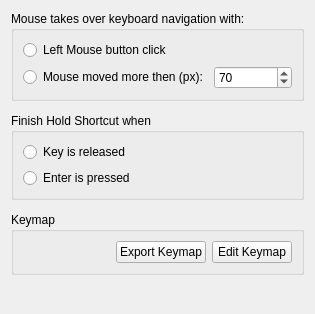
Qt form src/traverso/dialogs/settings/KeyboardConfigPage.ui (GitMirroring/traverso) before a commit.
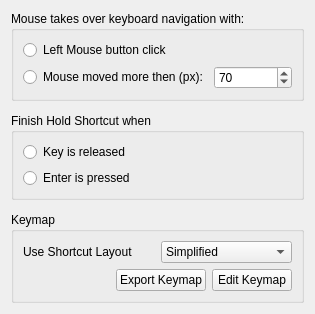
The same form after that commit.

Commit message: Allow chosing between Shortcut layouts (Simplified and Advanced)

Diff of the .ui file:
```diff
--- a/src/traverso/dialogs/settings/KeyboardConfigPage.ui
+++ b/src/traverso/dialogs/settings/KeyboardConfigPage.ui
@@ -96,6 +96,31 @@
       <string>Keymap</string>
      </property>
      <layout class="QVBoxLayout" name="verticalLayout_2">
+       <item>
+        <layout class="QHBoxLayout" name="horizontalLayout_3">
+         <item>
+          <widget class="QLabel" name="shortcutKeymapLabel">
+           <property name="text">
+            <string>Use Shortcut Layout</string>
+           </property>
+          </widget>
+         </item>
+         <item>
+          <widget class="QComboBox" name="shortcutsKeymapComboBox">
+           <item>
+            <property name="text">
+             <string>Simplified</string>
+            </property>
+           </item>
+           <item>
+            <property name="text">
+             <string>Advanced</string>
+            </property>
+           </item>
+          </widget>
+         </item>
+        </layout>
+       </item>
       <item>
        <layout class="QHBoxLayout">
         <property name="spacing">
```
The commit also changes 7 other files.
